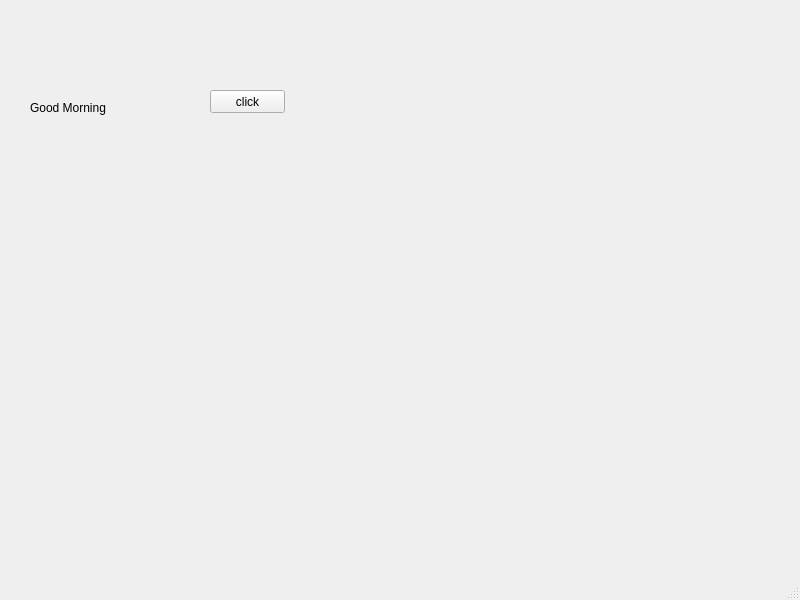
Above: HELLOPYTHON/day05/myqt01.ui from KrGil/DDIT_python before the change. Below: the same form after it.
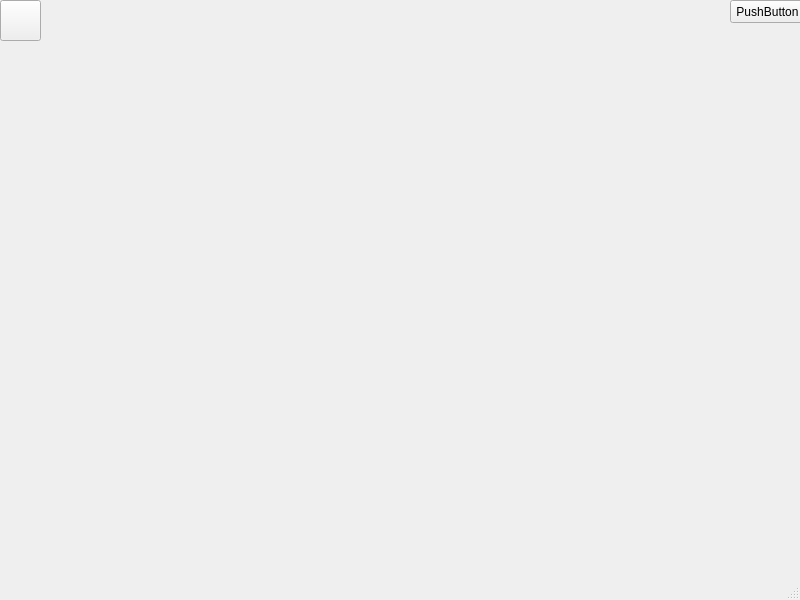
That is the form after the change. Icons and pictures are not drawn.

The edit to the form file:
```diff
--- a/HELLOPYTHON/day05/myqt01.ui
+++ b/HELLOPYTHON/day05/myqt01.ui
@@ -14,30 +14,53 @@
    <string>MainWindow</string>
   </property>
   <widget class="QWidget" name="centralwidget">
-   <widget class="QLabel" name="lbl">
+   <widget class="QPushButton" name="pushButton">
     <property name="geometry">
      <rect>
-      <x>30</x>
-      <y>100</y>
-      <width>161</width>
-      <height>16</height>
-     </rect>
-    </property>
-    <property name="text">
-     <string>Good Morning</string>
-    </property>
-   </widget>
-   <widget class="QPushButton" name="pb">
-    <property name="geometry">
-     <rect>
-      <x>210</x>
-      <y>90</y>
+      <x>730</x>
+      <y>0</y>
       <width>75</width>
       <height>23</height>
      </rect>
     </property>
     <property name="text">
-     <string>click</string>
+     <string>PushButton</string>
+    </property>
+   </widget>
+   <widget class="QLabel" name="label">
+    <property name="geometry">
+     <rect>
+      <x>20</x>
+      <y>40</y>
+      <width>40</width>
+      <height>40</height>
+     </rect>
+    </property>
+    <property name="text">
+     <string/>
+    </property>
+   </widget>
+   <widget class="QPushButton" name="pushButton_2">
+    <property name="geometry">
+     <rect>
+      <x>0</x>
+      <y>0</y>
+      <width>41</width>
+      <height>41</height>
+     </rect>
+    </property>
+    <property name="text">
+     <string/>
+    </property>
+    <property name="icon">
+     <iconset>
+      <normaloff>C:/Users/PC-11/Desktop/40pix/0.png</normaloff>C:/Users/PC-11/Desktop/40pix/0.png</iconset>
+    </property>
+    <property name="iconSize">
+     <size>
+      <width>100</width>
+      <height>100</height>
+     </size>
     </property>
    </widget>
   </widget>
```
Left out of the diff: 4 changed lines with no effect on the pictures.
